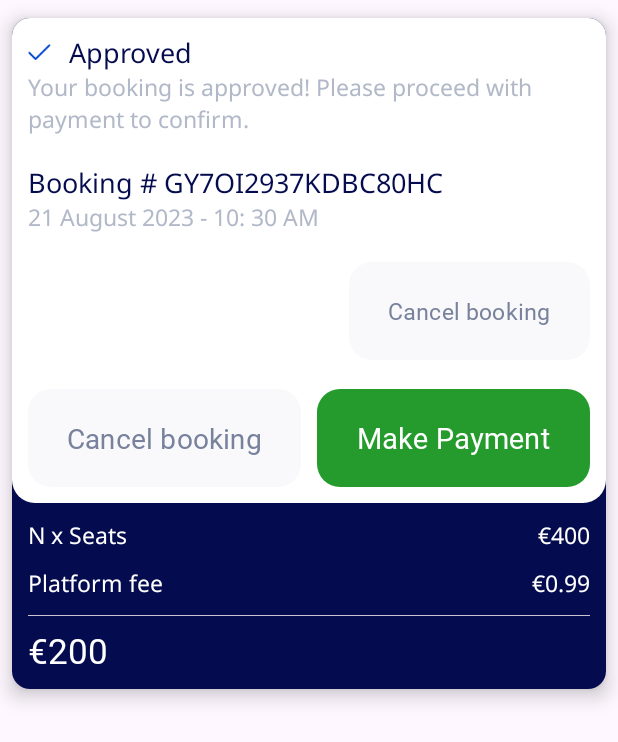
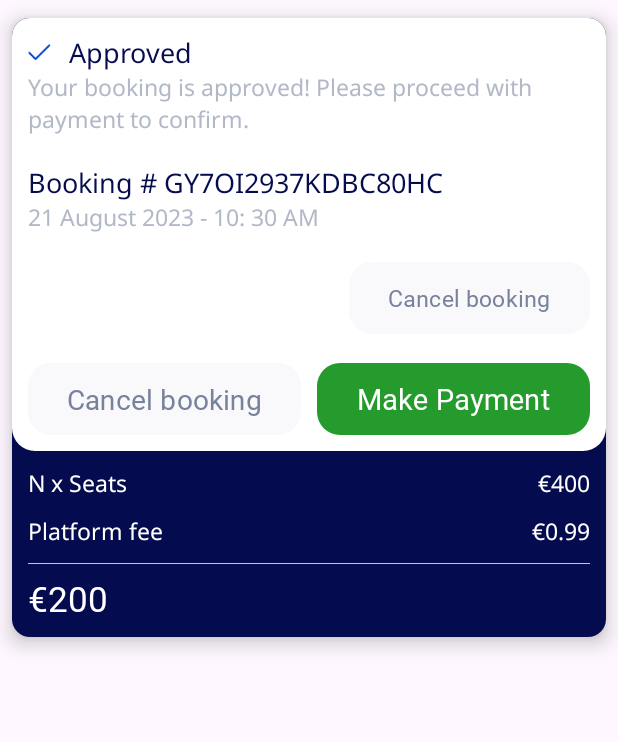
Before and after one commit to jzafar/Trooute-Android, an Android app: the layout approved_booking_detail_item.xml on its own in the app's theme, with its tools: preview values and no code run, on a phone screen of 412 x 824 dp. Shown: the top 742 px of the screen. Run offline under Robolectric (Android 15) with nearby library versions, the phone set to English and light mode, and no system bars.

Commit message:
cancel button allignment fixed

```diff
--- a/app/src/main/res/layout/approved_booking_detail_item.xml
+++ b/app/src/main/res/layout/approved_booking_detail_item.xml
@@ -71,8 +71,9 @@
                     <androidx.appcompat.widget.AppCompatButton
                         android:id="@+id/btnCancelBookingDriverSide"
                         style="@style/SecondaryRoundedButton"
+                        android:layout_width="wrap_content"
+                        android:layout_height="wrap_content"
                         android:layout_alignParentEnd="true"
-                        android:layout_width="wrap_content"
                         android:maxLines="1"
                         android:text="@string/cancel_booking" />
 
@@ -85,12 +86,14 @@
                     android:orientation="horizontal"
                     app:divider="@drawable/divider_section_space"
                     app:showDividers="middle"
+                    android:weightSum="2"
                     android:layout_height="wrap_content">
 
                     <androidx.appcompat.widget.AppCompatButton
                         android:id="@+id/btnCancelBooking"
                         style="@style/SecondaryRoundedButton"
-                        android:layout_width="match_parent"
+                        android:layout_width="0dp"
+                        android:layout_height="wrap_content"
                         android:autoSizeTextType="uniform"
                         android:maxLines="1"
                         android:layout_weight="1"
@@ -99,11 +102,11 @@
                     <androidx.appcompat.widget.AppCompatButton
                         android:id="@+id/btnMakePayment"
                         style="@style/PrimaryRoundedButton"
-                        android:layout_width="match_parent"
+                        android:layout_width="0dp"
+                        android:layout_height="wrap_content"
                         android:layout_weight="1"
                         android:autoSizeTextType="uniform"
                         android:maxLines="1"
-                        android:layout_alignParentEnd="true"
                         android:text="@string/make_payment" />
 
                 </androidx.appcompat.widget.LinearLayoutCompat>
--- a/app/src/main/res/layout/confirmed_booking_detail_item.xml
+++ b/app/src/main/res/layout/confirmed_booking_detail_item.xml
@@ -67,6 +67,7 @@
                     android:id="@+id/btnCancelBooking"
                     style="@style/SecondaryRoundedButton"
                     android:layout_width="wrap_content"
+                    android:layout_height="wrap_content"
                     android:layout_gravity="end"
                     android:text="@string/cancel_booking" />
 
```
Also changed, not shown: app/src/main/res/layout/waiting_booking_detail_item.xml (+6 -1 lines).
